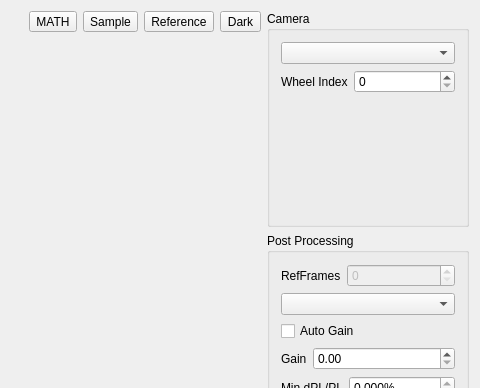
Above: modules/optics/odmrimagingform.ui from northriv/KAME before the change; both pictures show x 240 to 720 and y 0 to 388 of the 720 by 510 pixel window. Below: the same form after it.
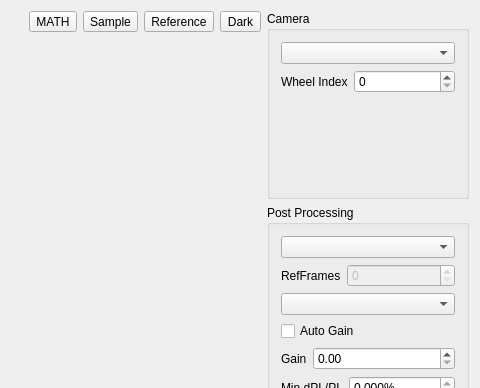
That is the form after the change. Custom widgets are drawn as their Qt base class.

Commit message: multiple off sequence

```diff
--- a/modules/optics/odmrimagingform.ui
+++ b/modules/optics/odmrimagingform.ui
@@ -122,6 +122,9 @@
        <string>Post Processing</string>
       </property>
       <layout class="QVBoxLayout" name="verticalLayout_4">
+       <item>
+        <widget class="QComboBox" name="m_cmbSequence"/>
+       </item>
        <item>
         <layout class="QHBoxLayout" name="_4">
          <item>
```
The commit also changes 2 other files.
